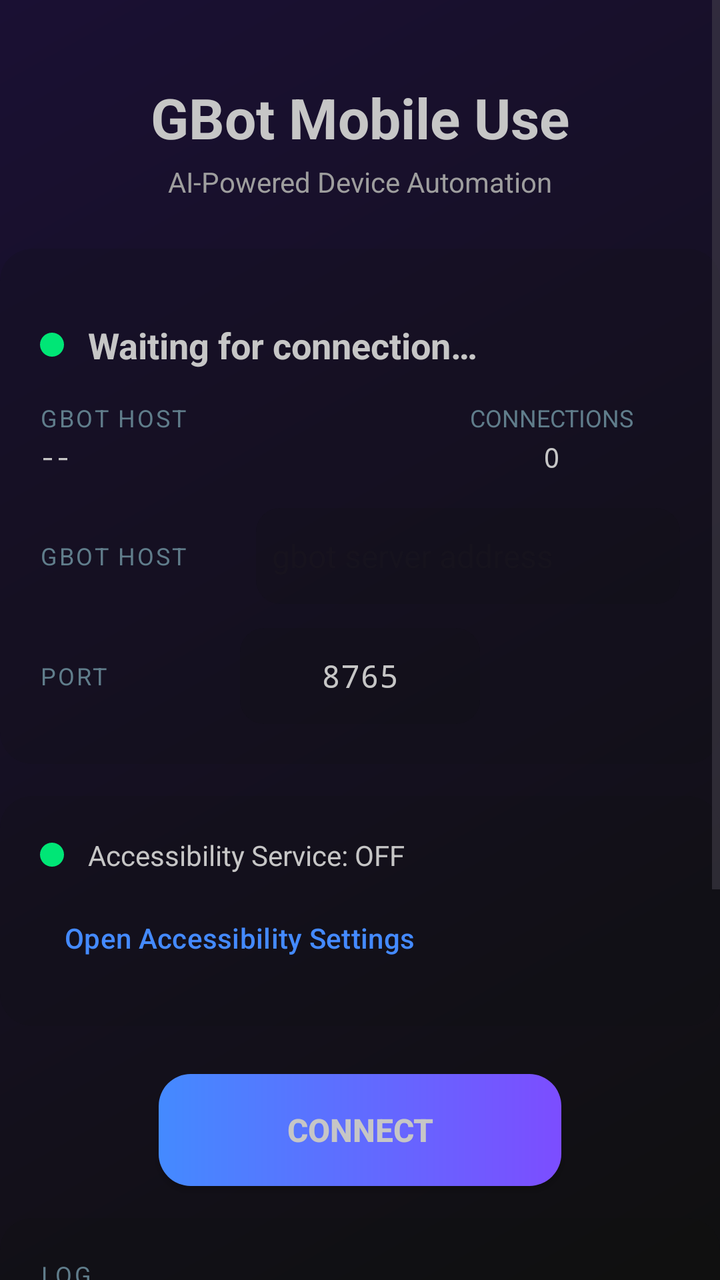
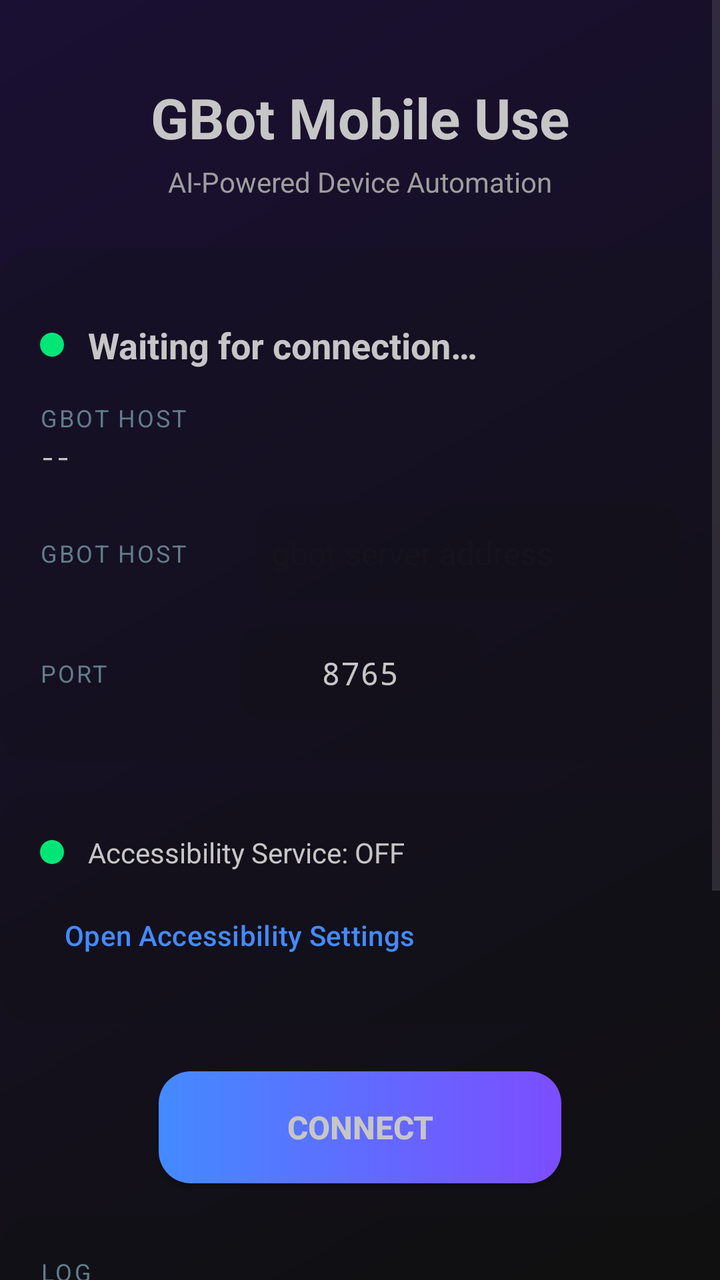

Before-and-after screenshots of an Android layout around one commit, followed by the original layout XML and the change that was made.
<!-- AndroidManifest.xml: application theme Theme.GBot -->
<!-- res/layout/activity_main.xml -->
<?xml version="1.0" encoding="utf-8"?>
<ScrollView xmlns:android="http://schemas.android.com/apk/res/android"
    xmlns:app="http://schemas.android.com/apk/res-auto"
    android:layout_width="match_parent"
    android:layout_height="match_parent"
    android:id="@+id/mainScrollView"
    android:background="@drawable/bg_gradient"
    android:fillViewport="true">

    <LinearLayout
        android:layout_width="match_parent"
        android:layout_height="wrap_content"
        android:orientation="vertical"
        android:paddingTop="24dp"
        android:paddingBottom="24dp"
        android:paddingHorizontal="0dp">

        
        <TextView
            android:layout_width="match_parent"
            android:layout_height="wrap_content"
            android:layout_marginTop="16dp"
            android:text="@string/app_title"
            android:textColor="@color/text_white"
            android:textSize="28sp"
            android:textStyle="bold"
            android:gravity="center" />

        <TextView
            android:layout_width="match_parent"
            android:layout_height="wrap_content"
            android:layout_marginTop="4dp"
            android:text="@string/app_subtitle"
            android:textColor="@color/text_light"
            android:textSize="14sp"
            android:gravity="center" />

        
        <com.google.android.material.card.MaterialCardView
            android:layout_width="match_parent"
            android:layout_height="wrap_content"
            android:layout_marginTop="24dp"
            app:cardBackgroundColor="@color/card_dark"
            app:cardCornerRadius="16dp"
            app:cardElevation="0dp"
            app:strokeColor="@color/card_border"
            app:strokeWidth="0dp">

            <LinearLayout
                android:layout_width="match_parent"
                android:layout_height="wrap_content"
                android:orientation="vertical"
                android:padding="20dp">

                
                <LinearLayout
                    android:layout_width="match_parent"
                    android:layout_height="wrap_content"
                    android:layout_marginTop="16dp"
                    android:gravity="center_vertical"
                    android:orientation="horizontal">

                    <View
                        android:id="@+id/statusIndicator"
                        android:layout_width="12dp"
                        android:layout_height="12dp"
                        android:background="@drawable/status_dot_glow" />

                    <TextView
                        android:id="@+id/tvStatus"
                        android:layout_width="wrap_content"
                        android:layout_height="wrap_content"
                        android:layout_marginStart="12dp"
                        android:text="@string/status_waiting"
                        android:textColor="@color/text_white"
                        android:textSize="18sp"
                        android:textStyle="bold" />

                </LinearLayout>

                
                <LinearLayout
                    android:layout_width="match_parent"
                    android:layout_height="wrap_content"
                    android:layout_marginTop="16dp"
                    android:orientation="horizontal"
                    android:baselineAligned="false">

                    <LinearLayout
                        android:layout_width="0dp"
                        android:layout_height="wrap_content"
                        android:layout_weight="3"
                        android:orientation="vertical">

                        <TextView
                            android:layout_width="wrap_content"
                            android:layout_height="wrap_content"
                            android:text="@string/label_gbot_host"
                            android:textAllCaps="true"
                            android:letterSpacing="0.08"
                            android:textColor="@color/text_muted"
                            android:textSize="12sp" />

                        <TextView
                            android:id="@+id/tvIpAddress"
                            android:layout_width="wrap_content"
                            android:layout_height="wrap_content"
                            android:layout_marginTop="2dp"
                            android:text="@string/placeholder_ip"
                            android:textColor="@color/text_white"
                            android:textSize="13sp"
                            android:fontFamily="monospace"
                            android:maxLines="1"
                            android:ellipsize="middle" />
                    </LinearLayout>

                    <LinearLayout
                        android:layout_width="0dp"
                        android:layout_height="wrap_content"
                        android:layout_weight="2"
                        android:gravity="center"
                        android:orientation="vertical">

                        <TextView
                            android:layout_width="wrap_content"
                            android:layout_height="wrap_content"
                            android:text="@string/label_connections"
                            android:textAllCaps="true"
                            android:textColor="@color/text_muted"
                            android:textSize="12sp" />

                        <TextView
                            android:id="@+id/tvConnections"
                            android:layout_width="wrap_content"
                            android:layout_height="wrap_content"
                            android:layout_marginTop="2dp"
                            android:text="@string/default_connections"
                            android:textColor="@color/text_white"
                            android:textSize="14sp"
                            android:fontFamily="monospace" />
                    </LinearLayout>

                </LinearLayout>

                
                <LinearLayout
                    android:id="@+id/serverConfigGroup"
                    android:layout_width="match_parent"
                    android:layout_height="wrap_content"
                    android:layout_marginTop="16dp"
                    android:orientation="vertical">

                    
                    <LinearLayout
                        android:layout_width="match_parent"
                        android:layout_height="wrap_content"
                        android:gravity="center_vertical"
                        android:orientation="horizontal">

                        <TextView
                            android:layout_width="100dp"
                            android:layout_height="wrap_content"
                            android:text="@string/label_gbot_host"
                            android:textAllCaps="true"
                            android:letterSpacing="0.08"
                            android:textColor="@color/text_muted"
                            android:textSize="12sp"
                            android:gravity="start" />

                        <EditText
                            android:id="@+id/etServer"
                            android:layout_width="0dp"
                            android:layout_height="48dp"
                            android:layout_marginStart="8dp"
                            android:layout_weight="1"
                            android:background="@drawable/edit_text_bg_glass"
                            android:hint="@string/hint_server_address"
                            android:inputType="text"
                            android:padding="8dp"
                            android:textColor="@color/text_white"
                            android:textSize="16sp"
                            android:importantForAutofill="no" />
                    </LinearLayout>

                    
                    <LinearLayout
                        android:layout_width="match_parent"
                        android:layout_height="wrap_content"
                        android:layout_marginTop="12dp"
                        android:gravity="center_vertical"
                        android:orientation="horizontal">

                        <TextView
                            android:layout_width="100dp"
                            android:layout_height="wrap_content"
                            android:text="@string/label_port"
                            android:textAllCaps="true"
                            android:letterSpacing="0.08"
                            android:textColor="@color/text_muted"
                            android:textSize="12sp"
                            android:gravity="start"
                            android:labelFor="@+id/etPort" />

                        <EditText
                            android:id="@+id/etPort"
                            android:layout_width="120dp"
                            android:layout_height="48dp"
                            android:background="@drawable/edit_text_bg_glass"
                            android:gravity="center"
                            android:inputType="number"
                            android:maxLength="5"
                            android:padding="8dp"
                            android:text="@string/default_port"
                            android:textColor="@color/text_white"
                            android:textSize="16sp"
                            android:fontFamily="monospace"
                            android:importantForAutofill="no" />
                    </LinearLayout>
                </LinearLayout>
            </LinearLayout>
        </com.google.android.material.card.MaterialCardView>

        
        <com.google.android.material.card.MaterialCardView
            android:layout_width="match_parent"
            android:layout_height="wrap_content"
            android:layout_marginTop="16dp"
            app:cardBackgroundColor="@color/card_dark"
            app:cardCornerRadius="16dp"
            app:cardElevation="0dp"
            app:strokeColor="@color/card_border"
            app:strokeWidth="0dp">

            <LinearLayout
                android:layout_width="match_parent"
                android:layout_height="wrap_content"
                android:orientation="vertical"
                android:padding="20dp">

                <LinearLayout
                    android:layout_width="match_parent"
                    android:layout_height="wrap_content"
                    android:gravity="center_vertical"
                    android:orientation="horizontal">

                    <View
                        android:id="@+id/accessibilityIndicator"
                        android:layout_width="12dp"
                        android:layout_height="12dp"
                        android:background="@drawable/status_dot_glow" />

                    <TextView
                        android:id="@+id/tvAccessibilityStatus"
                        android:layout_width="0dp"
                        android:layout_height="wrap_content"
                        android:layout_marginStart="12dp"
                        android:layout_weight="1"
                        android:text="@string/accessibility_status_off"
                        android:textColor="@color/text_white"
                        android:textSize="14sp" />

                </LinearLayout>

                <com.google.android.material.button.MaterialButton
                    android:id="@+id/btnOpenAccessibility"
                    style="@style/Widget.Material3.Button.TextButton"
                    android:layout_width="wrap_content"
                    android:layout_height="wrap_content"
                    android:layout_marginTop="8dp"
                    android:text="@string/btn_open_accessibility" />

            </LinearLayout>
        </com.google.android.material.card.MaterialCardView>

        
        <Button
            android:id="@+id/btnToggleServer"
            android:layout_width="wrap_content"
            android:layout_height="56dp"
            android:layout_marginTop="24dp"
            android:layout_gravity="center"
            android:paddingStart="64dp"
            android:paddingEnd="64dp"
            android:background="@drawable/btn_gradient"
            android:text="@string/btn_connect"
            android:textColor="@color/text_white"
            android:textSize="16sp"
            android:textStyle="bold" />

        
        <com.google.android.material.card.MaterialCardView
            android:layout_width="match_parent"
            android:layout_height="wrap_content"
            android:layout_marginTop="16dp"
            android:layout_marginBottom="24dp"
            app:cardBackgroundColor="@color/card_dark"
            app:cardCornerRadius="16dp"
            app:cardElevation="0dp"
            app:strokeColor="@color/card_border"
            app:strokeWidth="0dp">

            <LinearLayout
                android:layout_width="match_parent"
                android:layout_height="wrap_content"
                android:orientation="vertical"
                android:padding="20dp">

                <TextView
                    android:layout_width="wrap_content"
                    android:layout_height="wrap_content"
                    android:text="@string/label_log"
                    android:textAllCaps="true"
                    android:letterSpacing="0.1"
                    android:textColor="@color/text_muted"
                    android:textSize="12sp" />

                <androidx.core.widget.NestedScrollView
                    android:id="@+id/logScrollView"
                    android:layout_width="match_parent"
                    android:layout_height="200dp"
                    android:layout_marginTop="8dp"
                    android:scrollbars="vertical">

                    <TextView
                        android:id="@+id/tvLog"
                        android:layout_width="match_parent"
                        android:layout_height="wrap_content"
                        android:fontFamily="monospace"
                        android:textColor="@color/text_light"
                        android:textSize="11sp"
                        android:lineSpacingMultiplier="1.3" />
                </androidx.core.widget.NestedScrollView>
            </LinearLayout>
        </com.google.android.material.card.MaterialCardView>

    </LinearLayout>
</ScrollView>
<!-- resources referenced by this layout -->
<resources>
  <color name="card_border">#00000000</color>
  <color name="card_dark">#26101010</color>
  <color name="text_light">#9E9E9E</color>
  <color name="text_muted">#607D8B</color>
  <color name="text_white">#C6C6C6</color>
  <!-- drawable bg_gradient (drawable) -->
  <?xml version="1.0" encoding="utf-8"?>
  <shape xmlns:android="http://schemas.android.com/apk/res/android"
      android:shape="rectangle">
      <gradient
          android:angle="135"
          android:startColor="@color/bg_dark"
          android:endColor="@color/bg_dark_end" />
  </shape>
  <!-- drawable btn_gradient (drawable) -->
  <?xml version="1.0" encoding="utf-8"?>
  <shape xmlns:android="http://schemas.android.com/apk/res/android"
      android:shape="rectangle">
      <gradient
          android:angle="0"
          android:startColor="@color/accent_blue"
          android:endColor="@color/accent_purple" />
      <corners android:radius="16dp" />
  </shape>
  <!-- drawable edit_text_bg_glass (drawable) -->
  <?xml version="1.0" encoding="utf-8"?>
  <shape xmlns:android="http://schemas.android.com/apk/res/android"
      android:shape="rectangle">
      <solid android:color="#26101010" />
      <corners android:radius="12dp" />
  </shape>
  <!-- drawable status_dot_glow (drawable) -->
  <?xml version="1.0" encoding="utf-8"?>
  <shape xmlns:android="http://schemas.android.com/apk/res/android"
      android:shape="oval">
      <solid android:color="@color/status_green" />
      <size android:width="12dp" android:height="12dp" />
  </shape>
  <string name="accessibility_status_off">Accessibility Service: OFF</string>
  <string name="app_subtitle">AI-Powered Device Automation</string>
  <string name="app_title">GBot Mobile Use</string>
  <string name="btn_connect">Connect</string>
  <string name="btn_open_accessibility">Open Accessibility Settings</string>
  <string name="default_connections">0</string>
  <string name="default_port">8765</string>
  <string name="hint_server_address">gbot server address</string>
  <string name="label_connections">Connections</string>
  <string name="label_gbot_host">GBOT HOST</string>
  <string name="label_log">LOG</string>
  <string name="label_port">PORT</string>
  <string name="placeholder_ip">--</string>
  <string name="status_waiting">Waiting for connection…</string>
  <style name="Theme.GBot" parent="Theme.Material3.DayNight.NoActionBar">
          <item name="colorPrimary">@color/accent_blue</item>
          <item name="colorPrimaryContainer">@color/accent_blue</item>
          <item name="colorOnPrimary">@color/text_white</item>
          <item name="colorSecondary">@color/accent_purple</item>
      </style>
  <color name="bg_dark">#101010</color>
  <color name="bg_dark_end">#1A1033</color>
  <color name="accent_blue">#448AFF</color>
  <color name="accent_purple">#7C4DFF</color>
  <color name="status_green">#00E676</color>
</resources>

<!-- the commit's change to res/layout/activity_main.xml (unified diff, before → after) -->
@@ -83,63 +83,28 @@
                     android:layout_width="match_parent"
                     android:layout_height="wrap_content"
                     android:layout_marginTop="16dp"
-                    android:orientation="horizontal"
-                    android:baselineAligned="false">
-
-                    <LinearLayout
-                        android:layout_width="0dp"
-                        android:layout_height="wrap_content"
-                        android:layout_weight="3"
-                        android:orientation="vertical">
-
-                        <TextView
-                            android:layout_width="wrap_content"
-                            android:layout_height="wrap_content"
-                            android:text="@string/label_gbot_host"
-                            android:textAllCaps="true"
-                            android:letterSpacing="0.08"
-                            android:textColor="@color/text_muted"
-                            android:textSize="12sp" />
-
-                        <TextView
-                            android:id="@+id/tvIpAddress"
-                            android:layout_width="wrap_content"
-                            android:layout_height="wrap_content"
-                            android:layout_marginTop="2dp"
-                            android:text="@string/placeholder_ip"
-                            android:textColor="@color/text_white"
-                            android:textSize="13sp"
-                            android:fontFamily="monospace"
-                            android:maxLines="1"
-                            android:ellipsize="middle" />
-                    </LinearLayout>
-
-                    <LinearLayout
-                        android:layout_width="0dp"
-                        android:layout_height="wrap_content"
-                        android:layout_weight="2"
-                        android:gravity="center"
-                        android:orientation="vertical">
-
-                        <TextView
-                            android:layout_width="wrap_content"
-                            android:layout_height="wrap_content"
-                            android:text="@string/label_connections"
-                            android:textAllCaps="true"
-                            android:textColor="@color/text_muted"
-                            android:textSize="12sp" />
-
-                        <TextView
-                            android:id="@+id/tvConnections"
-                            android:layout_width="wrap_content"
-                            android:layout_height="wrap_content"
-                            android:layout_marginTop="2dp"
-                            android:text="@string/default_connections"
-                            android:textColor="@color/text_white"
-                            android:textSize="14sp"
-                            android:fontFamily="monospace" />
-                    </LinearLayout>
-
+                    android:orientation="vertical">
+
+                    <TextView
+                        android:layout_width="wrap_content"
+                        android:layout_height="wrap_content"
+                        android:text="@string/label_gbot_host"
+                        android:textAllCaps="true"
+                        android:letterSpacing="0.08"
+                        android:textColor="@color/text_muted"
+                        android:textSize="12sp" />
+
+                    <TextView
+                        android:id="@+id/tvIpAddress"
+                        android:layout_width="wrap_content"
+                        android:layout_height="wrap_content"
+                        android:layout_marginTop="2dp"
+                        android:text="@string/placeholder_ip"
+                        android:textColor="@color/text_white"
+                        android:textSize="13sp"
+                        android:fontFamily="monospace"
+                        android:maxLines="1"
+                        android:ellipsize="middle" />
                 </LinearLayout>
 
                 
<!-- resource entries referenced after the edit -->
@@ -43,10 +43,8 @@
   <string name="app_title">GBot Mobile Use</string>
   <string name="btn_connect">Connect</string>
   <string name="btn_open_accessibility">Open Accessibility Settings</string>
-  <string name="default_connections">0</string>
   <string name="default_port">8765</string>
   <string name="hint_server_address">gbot server address</string>
-  <string name="label_connections">Connections</string>
   <string name="label_gbot_host">GBOT HOST</string>
   <string name="label_log">LOG</string>
   <string name="label_port">PORT</string>
